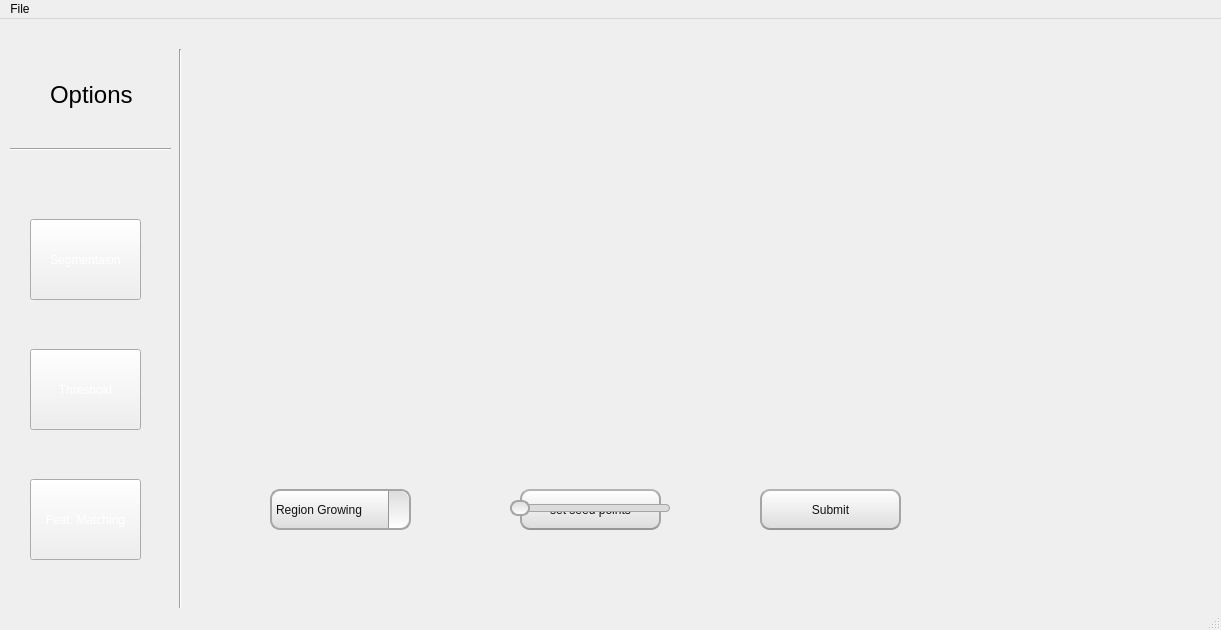
First picture: the form in mainwindow.ui, repository ahmeddemaad/Image_Segmentation, before the edit.
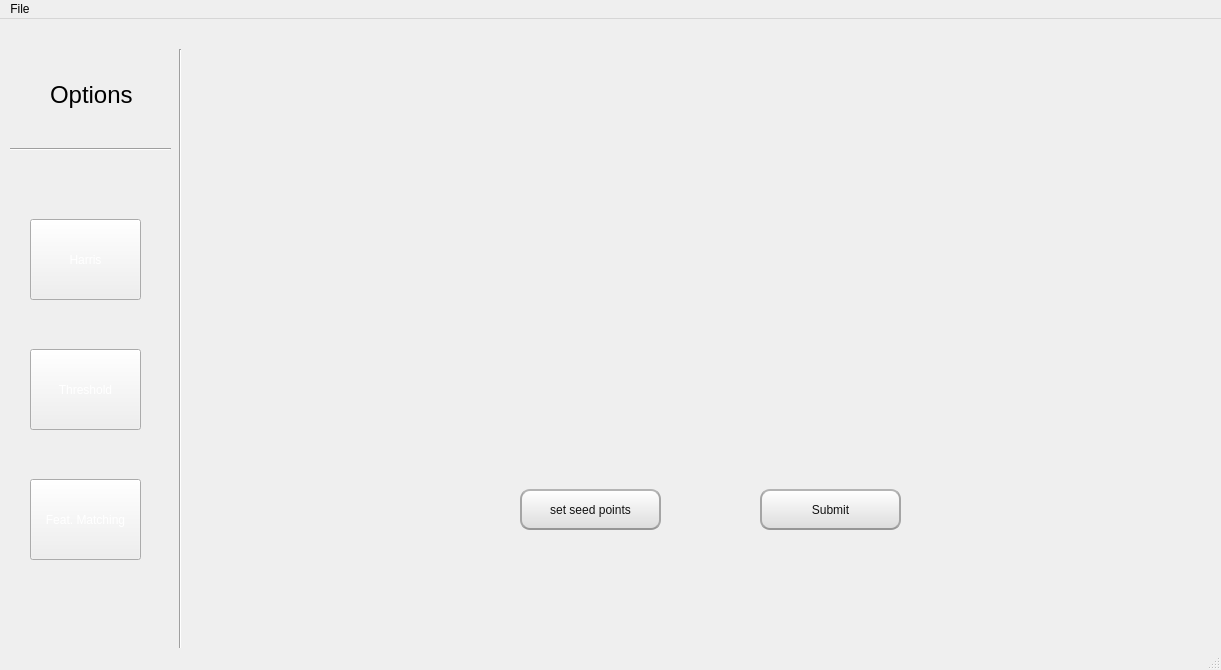
Second picture: the form after the edit. The open tabs and pages were chosen to show the change. Icons and pictures are not drawn.

Patch:
```diff
--- a/mainwindow.ui
+++ b/mainwindow.ui
@@ -7,15 +7,12 @@
     <x>0</x>
     <y>0</y>
     <width>1221</width>
-    <height>630</height>
+    <height>670</height>
    </rect>
   </property>
   <property name="windowTitle">
    <string>MainWindow</string>
   </property>
-  <property name="styleSheet">
-   <string notr="true"/>
-  </property>
   <widget class="QWidget" name="centralwidget">
    <widget class="QStackedWidget" name="stackedWidget">
     <property name="geometry">
@@ -165,131 +162,6 @@
        <string>set seed points</string>
       </property>
      </widget>
-     <widget class="QComboBox" name="comboBox">
-      <property name="geometry">
-       <rect>
-        <x>70</x>
-        <y>460</y>
-        <width>141</width>
-        <height>41</height>
-       </rect>
-      </property>
-      <property name="styleSheet">
-       <string notr="true">QComboBox {
-    color: rgb(17, 17, 17);
-    background-color: qlineargradient(spread: pad, x1: 0.5, y1: 1, x2: 0.5, y2: 0, stop: 0 rgba(220, 220, 220, 255), stop: 1 rgba(255, 255, 255, 255));
-    border: 2px solid rgb(165, 165, 165);
-    border-radius: 10px;
-    padding: 4px;
-}
-
-QComboBox:hover {
-    background-color: qlineargradient(spread: pad, x1: 0.5, y1: 0, x2: 0.5, y2: 1, stop: 0 rgba(220, 220, 220, 255), stop: 1 rgba(255, 255, 255, 255));
-    border: 2px solid rgb(180, 180, 180);
-}
-
-QComboBox::drop-down {
-    subcontrol-origin: padding;
-    subcontrol-position: top right;
-    width: 20px;
-    border-left-width: 1px;
-    border-left-color: rgb(150, 150, 150);
-    border-left-style: solid;
-    border-top-right-radius: 10px;
-    border-bottom-right-radius: 10px;
-    background-color: qlineargradient(spread: pad, x1: 0.5, y1: 0, x2: 0.5, y2: 1, stop: 0 rgba(220, 220, 220, 255), stop: 1 rgba(255, 255, 255, 255));
-}
-
-QComboBox::down-arrow {
-    image: url(:/down_arrow.png);
-    width: 12px;
-    height: 12px;
-}
-</string>
-      </property>
-      <item>
-       <property name="text">
-        <string>Region Growing</string>
-       </property>
-      </item>
-      <item>
-       <property name="text">
-        <string>kmeans</string>
-       </property>
-      </item>
-      <item>
-       <property name="text">
-        <string>Mean Shift</string>
-       </property>
-      </item>
-     </widget>
-     <widget class="QSlider" name="horizontalSlider">
-      <property name="geometry">
-       <rect>
-        <x>310</x>
-        <y>470</y>
-        <width>160</width>
-        <height>18</height>
-       </rect>
-      </property>
-      <property name="styleSheet">
-       <string notr="true">QSlider::groove:horizontal {
-    background-color: rgb(200, 200, 200);
-    height: 8px;
-    border-radius: 4px;
-}
-
-QSlider::handle:horizontal {
-    background-color: qlineargradient(spread:pad, x1:0.5, y1:0, x2:0.5, y2:1, stop:0 rgba(220, 220, 220, 255), stop:1 rgba(255, 255, 255, 255));
-    border: 2px solid rgb(165,165,165);
-    width: 16px;
-    margin: -4px 0;
-    border-radius: 8px;
-}
-
-QSlider::handle:horizontal:hover {
-    background-color: qlineargradient(spread:pad, x1:0.5, y1:0, x2:0.5, y2:1, stop:0 rgba(220, 220, 220, 255), stop:1 rgba(255, 255, 255, 255));
-    border: 2px solid rgb(180,180,180);
-}
-
-QSlider::sub-page:horizontal {
-    background-color: qlineargradient(spread:pad, x1:0.5, y1:0, x2:0.5, y2:1, stop:0 rgba(220, 220, 220, 255), stop:1 rgba(255, 255, 255, 255));
-    border: 1px solid rgb(165,165,165);
-    height: 8px;
-    border-radius: 4px;
-}
-
-QSlider::add-page:horizontal {
-    background-color: rgb(220, 220, 220);
-    border: 1px solid rgb(165,165,165);
-    height: 8px;
-    border-radius: 4px;
-}
-</string>
-      </property>
-      <property name="minimum">
-       <number>1</number>
-      </property>
-      <property name="maximum">
-       <number>50</number>
-      </property>
-      <property name="orientation">
-       <enum>Qt::Horizontal</enum>
-      </property>
-     </widget>
-     <widget class="QLabel" name="label_2">
-      <property name="geometry">
-       <rect>
-        <x>480</x>
-        <y>460</y>
-        <width>41</width>
-        <height>31</height>
-       </rect>
-      </property>
-      <property name="text">
-       <string/>
-      </property>
-     </widget>
     </widget>
     <widget class="QWidget" name="page_2">
      <widget class="QPushButton" name="siftBtn">
@@ -867,7 +739,7 @@
 }</string>
     </property>
     <property name="text">
-     <string>Segmentaion</string>
+     <string>Harris</string>
     </property>
     <property name="autoDefault">
      <bool>false</bool>
```
